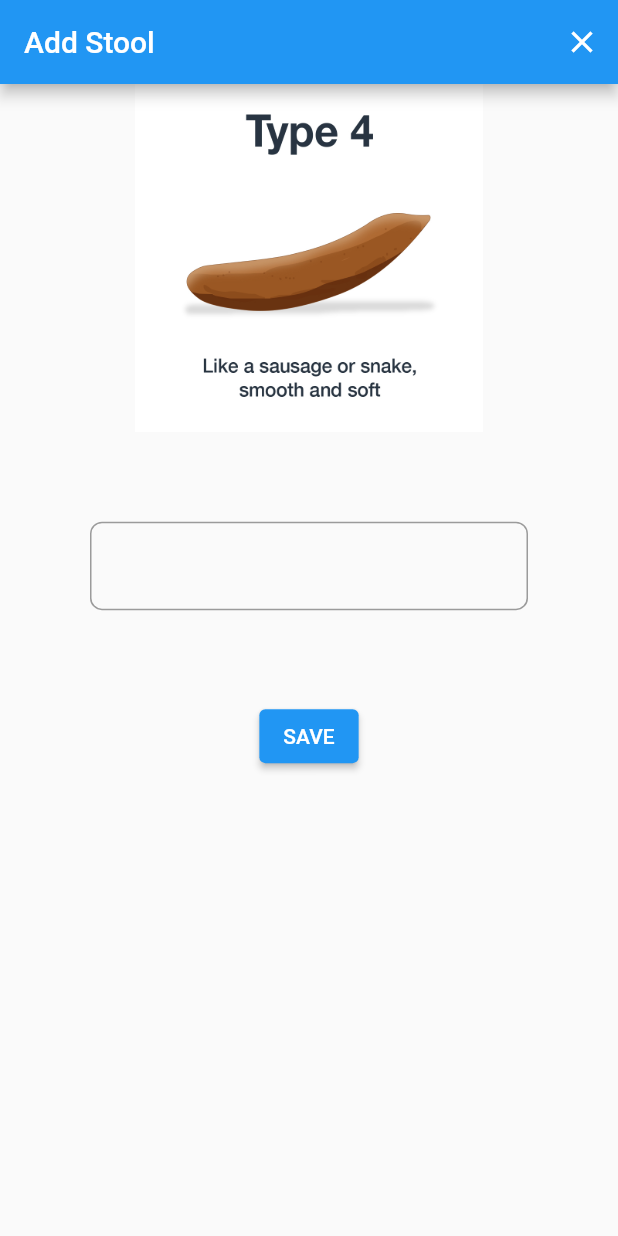
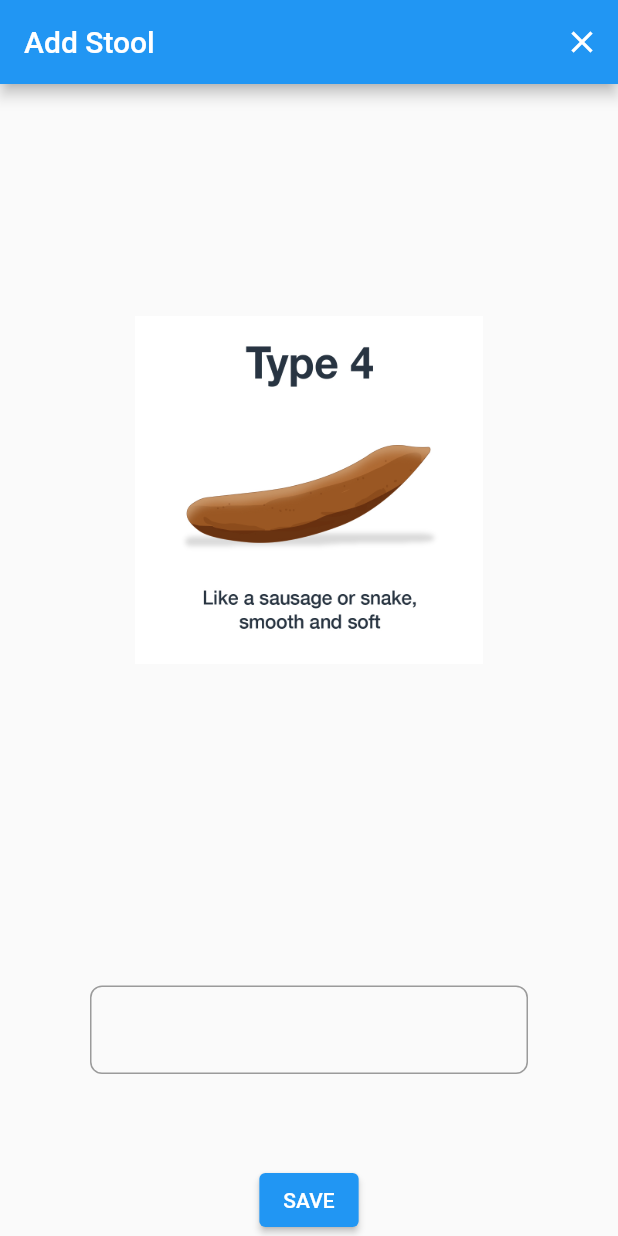
Before and after one commit to dconlisk/bristol-stool-chart-flutter-app, a Flutter app: the AddPage screen opened by its route, on a phone screen of 412 x 824 dp. Run offline on Flutter 3.47's test engine with Material 2 defaults, Android fonts, the phone set to English and light mode, and no system bars; drawn by our look-alikes of carousel_slider, date_time_picker; our stand-ins replace auto_route, dartz, freezed_annotation, google_fonts, hooks_riverpod, intro_slider and 4 more; accounts and stored records are empty.

Commit message:
Fix layout issue in add page when device is rotated

```diff
--- a/lib/presentation/add_page.dart
+++ b/lib/presentation/add_page.dart
@@ -75,7 +75,8 @@ class _AddPageState extends ConsumerState<AddPage> {
               return Center(
                 child: Column(
                   children: [
-                    CarouselSlider(
+                    Expanded(
+                      child: CarouselSlider(
                         items: [
                           Image.asset('assets/images/stooltype1.jpg'),
                           Image.asset('assets/images/stooltype2.jpg'),
@@ -96,6 +97,7 @@ class _AddPageState extends ConsumerState<AddPage> {
                                   ),
                                 );
                           },
+                        ),
                       ),
                     ),
                     if (state.showBloodOption)
```
Lines whose indentation alone changed are shown as unchanged.
